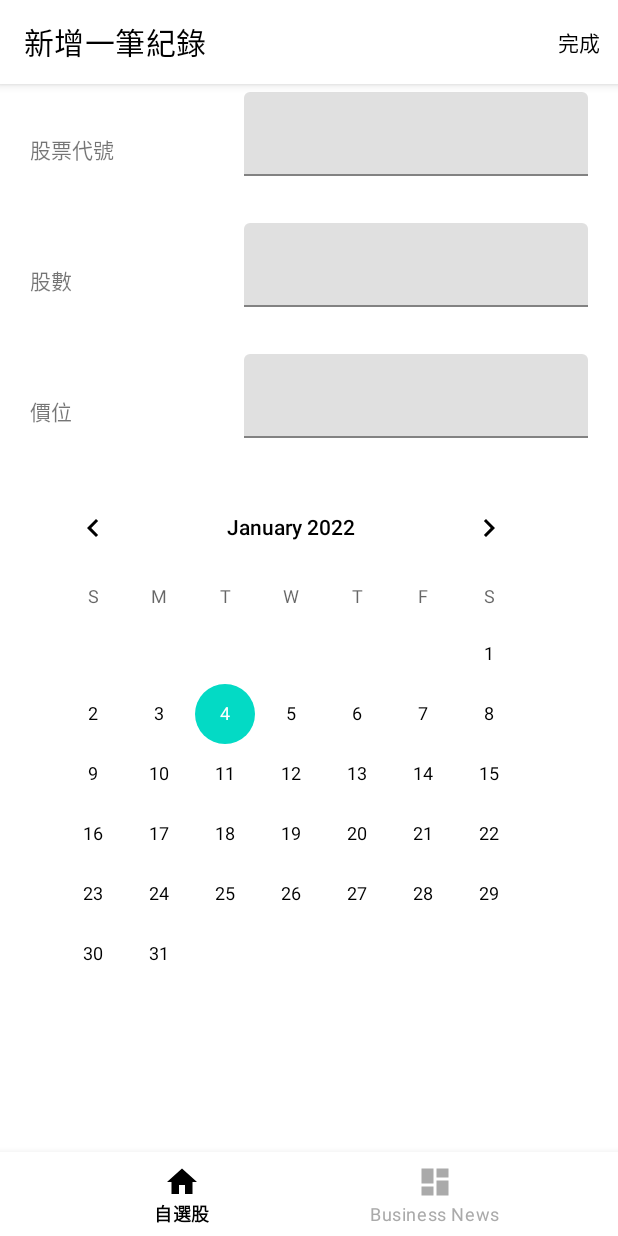
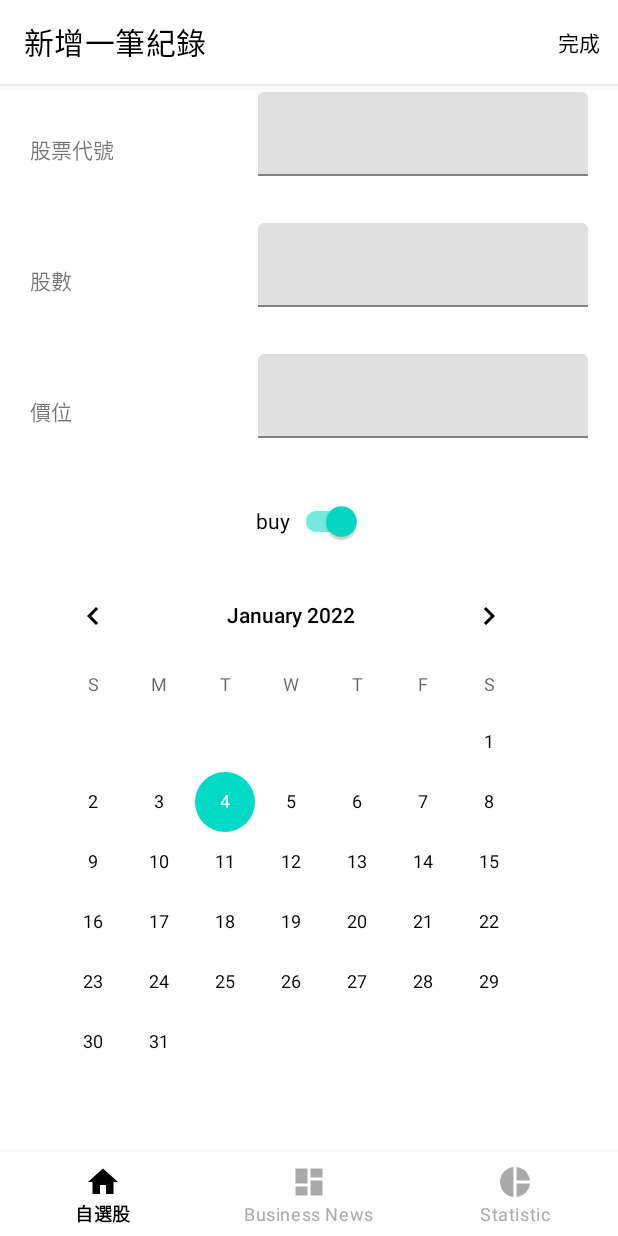
Before and after one commit to albertkingdom/android-app-mynewsapp, an Android app: the fragment AddHistoryFragment placed in its activity, on a phone screen of 412 x 824 dp. Run offline under Robolectric (Android 15) with nearby library versions, the phone set to English and light mode, and no system bars; our stand-ins replace navigation-ui; network calls fail; 3 statements that could not run were skipped.

```diff
--- a/app/src/main/java/com/example/mynewsapp/MainActivity.kt
+++ b/app/src/main/java/com/example/mynewsapp/MainActivity.kt
@@ -47,7 +47,7 @@ class MainActivity : AppCompatActivity() {
         val navController = navHostFragment.navController
         navView.setupWithNavController(navController)
 
-        appBarConfiguration = AppBarConfiguration(setOf(R.id.listFragment, R.id.newsFragment))
+        appBarConfiguration = AppBarConfiguration(setOf(R.id.listFragment, R.id.newsFragment, R.id.statisticFragment))
 
         setupActionBarWithNavController(navController, appBarConfiguration)
 
--- a/app/src/main/java/com/example/mynewsapp/db/InvestHistoryDao.kt
+++ b/app/src/main/java/com/example/mynewsapp/db/InvestHistoryDao.kt
@@ -2,6 +2,7 @@ package com.example.mynewsapp.db
 
 import androidx.room.Dao
 import androidx.room.Query
+import kotlinx.coroutines.flow.Flow
 
 @Dao
 interface InvestHistoryDao {
--- a/app/src/main/java/com/example/mynewsapp/db/StockDao.kt
+++ b/app/src/main/java/com/example/mynewsapp/db/StockDao.kt
@@ -15,6 +15,9 @@ interface StockDao {
     @Query("DELETE FROM stockList WHERE stockNo = :stockNumberToDel")
     suspend fun delete(stockNumberToDel:String)
 
+    @Query("SELECT * FROM investHistory")
+    fun getAllHistory(): Flow<List<InvestHistory>>
+
     @Query("SELECT * FROM investHistory WHERE stockNo = :stockNo")
     fun getHistoryByStockNo(stockNo: String): Flow<List<InvestHistory>>
 
--- a/app/src/main/java/com/example/mynewsapp/model/MsgArray.kt
+++ b/app/src/main/java/com/example/mynewsapp/model/MsgArray.kt
@@ -4,8 +4,8 @@ data class MsgArray(
     val a: String,
     val b: String,
     val bp: String,
-    val c: String,
-    val ch: String,
+    val c: String, // 0050
+    val ch: String, //0050.tw
     val d: String,
     val ex: String,
     val f: String,
--- /dev/null
+++ b/app/src/main/java/com/example/mynewsapp/model/StockStatistic.kt
@@ -0,0 +1,6 @@
+package com.example.mynewsapp.model
+
+data class StockStatistic(
+    val stockNo: String,
+    val totalAssets: Float
+)
--- a/app/src/main/java/com/example/mynewsapp/repository/NewsRepository.kt
+++ b/app/src/main/java/com/example/mynewsapp/repository/NewsRepository.kt
@@ -6,6 +6,7 @@ import com.example.mynewsapp.api.RetrofitInstance
 import com.example.mynewsapp.api.RetrofitInstanceForCandleStickData
 import com.example.mynewsapp.api.RetrofitInstanceForStockPrice
 import com.example.mynewsapp.db.InvestHistory
+import com.example.mynewsapp.db.InvestHistoryDao
 
 
 import com.example.mynewsapp.db.Stock
@@ -42,6 +43,8 @@ class NewsRepository(val stockDao: StockDao) {
         return  RetrofitInstanceForCandleStickData.retrofitService.getCandleStickData(currentDate, stockNo)
     }
 
+    val allHistory: Flow<List<InvestHistory>> = stockDao.getAllHistory()
+
     fun queryHistoryByStockNo(stockNo: String): Flow<List<InvestHistory>> {
         return stockDao.getHistoryByStockNo(stockNo)
     }
--- /dev/null
+++ b/app/src/main/res/drawable/pie_chart_icon.xml
@@ -0,0 +1,5 @@
+<vector android:height="24dp" android:tint="#000000"
+    android:viewportHeight="24" android:viewportWidth="24"
+    android:width="24dp" xmlns:android="http://schemas.android.com/apk/res/android">
+    <path android:fillColor="@android:color/white" android:pathData="M11,2v20c-5.07,-0.5 -9,-4.79 -9,-10s3.93,-9.5 9,-10zM13.03,2v8.99L22,10.99c-0.47,-4.74 -4.24,-8.52 -8.97,-8.99zM13.03,13.01L13.03,22c4.74,-0.47 8.5,-4.25 8.97,-8.99h-8.97z"/>
+</vector>
--- a/app/src/main/res/layout/fragment_add_history.xml
+++ b/app/src/main/res/layout/fragment_add_history.xml
@@ -14,7 +14,8 @@
 
         <TableRow
             android:layout_width="match_parent"
-            android:layout_height="30dp"
+            android:layout_height="0dp"
+            android:layout_weight="1"
             android:paddingVertical="5dp">
 
             <TextView
@@ -43,7 +44,8 @@
         <TableRow
             android:layout_width="match_parent"
 
-            android:layout_height="30dp"
+            android:layout_height="0dp"
+            android:layout_weight="1"
             android:paddingVertical="5dp">
 
             <TextView
@@ -72,7 +74,8 @@
 
         <TableRow
             android:layout_width="match_parent"
-            android:layout_height="30dp"
+            android:layout_height="0dp"
+            android:layout_weight="1"
             android:paddingVertical="5dp">
 
             <TextView
@@ -97,7 +100,23 @@
 
             </com.google.android.material.textfield.TextInputLayout>
         </TableRow>
+        <TableRow
+            android:layout_width="match_parent"
+            android:layout_height="20dp"
+            android:paddingVertical="5dp"
+            android:gravity="center">
 
+
+            <com.google.android.material.switchmaterial.SwitchMaterial
+                android:id="@+id/switch_buy_or_sell"
+                android:layout_width="wrap_content"
+                android:layout_height="match_parent"
+                android:layout_gravity="center"
+                android:checked="true"
+                android:text="buy"
+                />
+
+        </TableRow>
     </TableLayout>
 
     <CalendarView
--- a/app/src/main/res/menu/bottom_nav_menu.xml
+++ b/app/src/main/res/menu/bottom_nav_menu.xml
@@ -11,6 +11,9 @@
         android:icon="@drawable/ic_dashboard_black_24dp"
         android:title="@string/title_businessNewsList" />
 
-
+    <item
+        android:id="@+id/statisticFragment"
+        android:icon="@drawable/pie_chart_icon"
+        android:title="Statistic" />
 
 </menu>
--- a/app/src/main/res/navigation/nav_graph.xml
+++ b/app/src/main/res/navigation/nav_graph.xml
@@ -60,4 +60,8 @@
         <argument android:name="stockNo"
             app:argType="string" />
     </fragment>
+    <fragment
+        android:id="@+id/statisticFragment"
+        android:name="com.example.mynewsapp.ui.StatisticFragment"
+        android:label="Statistic" />
 </navigation>
--- a/app/src/main/res/values/strings.xml
+++ b/app/src/main/res/values/strings.xml
@@ -24,4 +24,6 @@
     <string name="hello_first_fragment">Hello first fragment</string>
     <string name="hello_second_fragment">Hello second fragment. Arg: %1$s</string>
 
+    <string name="stockNo">代號</string>
+    <string name="asset">資產總額(NT$)</string>
 </resources>
```
Also changed, not shown: app/src/main/java/com/example/mynewsapp/adapter/StatisticAdapter.kt (added, +53 -0 lines), app/src/main/java/com/example/mynewsapp/ui/AddHistoryFragment.kt (+11 -2 lines), app/src/main/java/com/example/mynewsapp/ui/CustomDialogFragment.kt (+10 -0 lines), app/src/main/java/com/example/mynewsapp/ui/NewsViewModel.kt (+41 -5 lines), app/src/main/java/com/example/mynewsapp/ui/StatisticFragment.kt (added, +116 -0 lines), app/src/main/res/layout/fragment_statistic.xml (added, +40 -0 lines), app/src/main/res/layout/item_stock_statistic.xml (added, +23 -0 lines).
